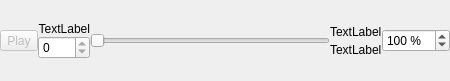
Old version of the form src/ra/widgets/logslider.ui in the repository robotics-erlangen/framework.
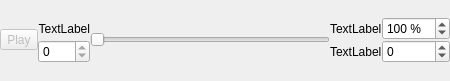
New version of the form.

Commit message:
Ra: logslider: Add button to break at a certain frame
This is a hacky solution and not as precise as wanted. But it is a start

Patch:
```diff
--- a/src/ra/widgets/logslider.ui
+++ b/src/ra/widgets/logslider.ui
@@ -109,6 +109,8 @@
       </layout>
      </item>
      <item>
+      <layout class="QVBoxLayout" name="verticalLayout_3">
+       <item>
       <widget class="QSpinBox" name="spinSpeed">
        <property name="suffix">
         <string> %</string>
@@ -120,6 +122,15 @@
         <number>100</number>
        </property>
       </widget>
+       </item>
+       <item>
+        <widget class="QSpinBox" name="spinLimit">
+         <property name="minimum">
+          <number>-1</number>
+         </property>
+        </widget>
+       </item>
+      </layout>
      </item>
     </layout>
    </item>
```
Lines whose indentation alone changed are shown as unchanged. The commit also changes 1 other file.
